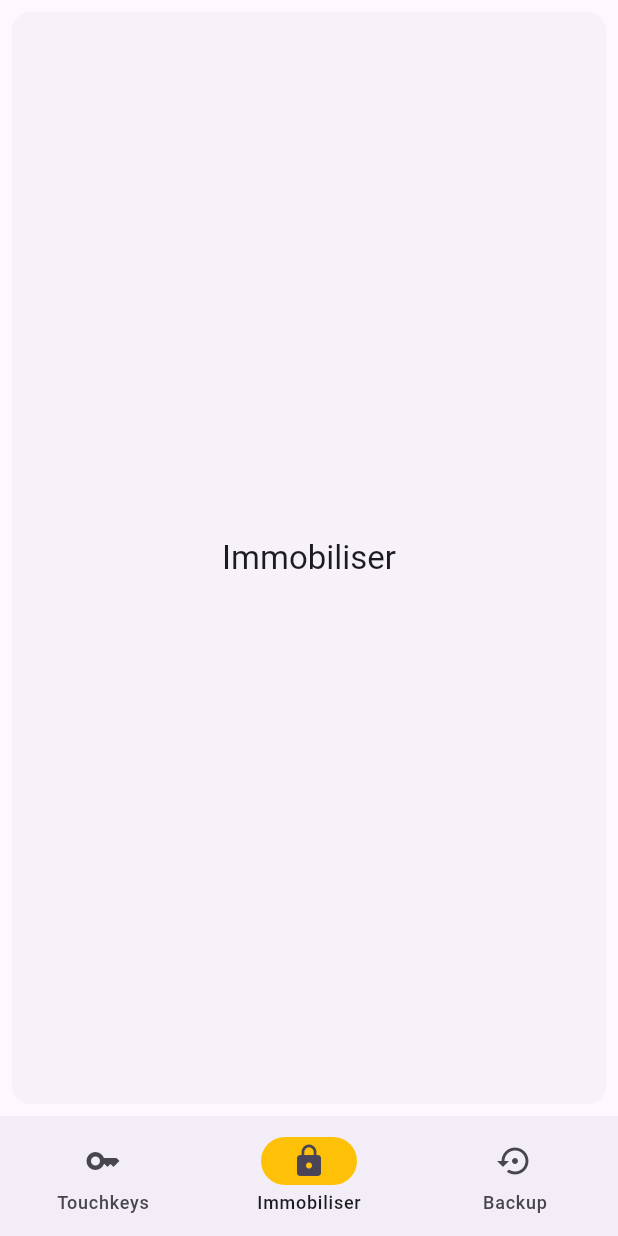
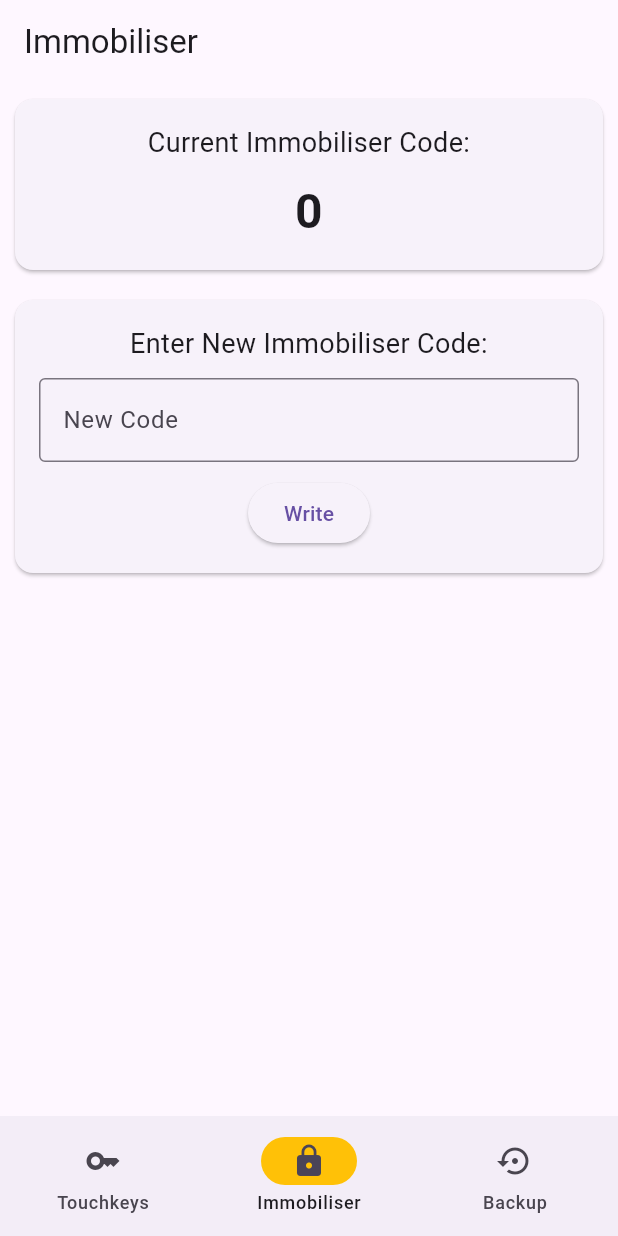
Before and after one commit to ta264/Cobra6422, a Flutter app: the screen it shows after launch, item 2 of the bottom bar chosen, on a phone screen of 412 x 824 dp. Run offline on Flutter 3.47's test engine with Material 3 defaults, Android fonts, the phone set to English and light mode, and no system bars; our stand-ins replace flutter_blue_plus.

Commit message:
More WIP on immob and backup

```diff
--- a/jolly_programmer_frontend/lib/ble_manager.dart
+++ b/jolly_programmer_frontend/lib/ble_manager.dart
@@ -31,16 +31,24 @@ class BLEManager {
       _cobraTouchKeyCharacteristic; // Store cobraTouchKey characteristic
   BluetoothCharacteristic?
       _programmerTouchKeyCharacteristic; // Store programmerTouchKey characteristic
+  BluetoothCharacteristic? _eepromCharacteristic; // Full eeprom dump
+  BluetoothCharacteristic? _immobiliserCharacteristic; // immobiliser code
 
   // State for the cobraTouchKey characteristic (latest value) and programmer touch key list
-  String _latestCobraValue = "";
+  List<int> _latestCobraValue = [];
   List<List<int>> _programmerTouchKeys = [];
+  List<int> _latestEepromValue = [];
+  int _latestImmobiliserCode = 0;
 
   // Stream controllers for the cobraTouchKey characteristic and programmerTouchKeys
-  final StreamController<String> _latestCobraValueController =
-      StreamController<String>.broadcast();
+  final StreamController<List<int>> _latestCobraValueController =
+      StreamController<List<int>>.broadcast();
   final StreamController<List<List<int>>> _programmerTouchKeysController =
       StreamController<List<List<int>>>.broadcast();
+  final StreamController<List<int>> _eepromController =
+      StreamController<List<int>>.broadcast();
+  final StreamController<int> _immobiliserController =
+      StreamController<int>.broadcast();
 
   // Singleton pattern for BLEManager
   static final BLEManager _instance = BLEManager._internal();
@@ -51,14 +59,18 @@ class BLEManager {
   BLEManager._internal();
 
   // Getters for streams
-  Stream<String> get latestCobraValueStream =>
+  Stream<List<int>> get latestCobraValueStream =>
       _latestCobraValueController.stream;
   Stream<List<List<int>>> get programmerTouchKeysStream =>
       _programmerTouchKeysController.stream;
+  Stream<List<int>> get eepromStream => _eepromController.stream;
+  Stream<int> get immobiliserStream => _immobiliserController.stream;
 
   // Get current latest cobra value and programmer touch keys (for initial UI state)
-  String get latestCobraValue => _latestCobraValue;
+  List<int> get latestCobraValue => _latestCobraValue;
   List<List<int>> get programmerTouchKeys => _programmerTouchKeys;
+  List<int> get latestEepromValue => _latestEepromValue;
+  int get latestImmobiliserCode => _latestImmobiliserCode;
 
   // Method to start scanning and connect to a BLE device
   Future<void> scanAndConnect() async {
@@ -111,36 +123,16 @@ class BLEManager {
         TOUCHKEY_SERVICE_UUID, TOUCHKEY_READ_CHARACTERISTIC_UUID);
     _cobraTouchKeyCharacteristic = _findCharacteristic(
         COBRA_6422_SERVICE_UUID, TOUCHKEY_CHARACTERISTIC_UUID);
+    _eepromCharacteristic = _findCharacteristic(
+        COBRA_6422_SERVICE_UUID, EEPROM_CHARACTERISTIC_UUID);
+    _immobiliserCharacteristic =
+        _findCharacteristic(COBRA_6422_SERVICE_UUID, IMMOB_CHARACTERISTIC_UUID);
 
     // Subscribe to characteristics after caching them
     _subscribeToProgrammerTouchKeyCharacteristic();
     _subscribeToCobraTouchKeyCharacteristic();
-  }
-
-  String formatCobraValue(List<int> hexBytes) {
-    // Split the latestCobraValue into a list of hex byte strings (2 chars per byte)
-    List<String> formattedLines = [];
-
-    // Iterate over the hexBytes in chunks of 8 bytes
-    for (int i = 0; i < hexBytes.length; i += 8) {
-      // Get a chunk of 8 bytes
-      List<int> chunk = hexBytes.sublist(i, i + 8);
-
-      // Check if all bytes in the chunk are '00'
-      bool allZeroes = chunk.every((byte) => byte == 0);
-
-      // Only add the line if not all 6 bytes are zero
-      if (!allZeroes) {
-        // Join the chunk back into a line and add to the result
-        formattedLines.add(chunk
-            .sublist(1, 7)
-            .map((e) => e.toRadixString(16).padLeft(2, '0').toUpperCase())
-            .join(' '));
-      }
-    }
-
-    // Join the lines with a newline separator
-    return formattedLines.join('\n');
+    _subscribeToImmobiliserCharacteristic();
+    _subscribeToEepromCharacteristic();
   }
 
   // Subscribe to the cobraTouchKey characteristic
@@ -151,7 +143,7 @@ class BLEManager {
 
       _cobraTouchKeyCharacteristic!.lastValueStream.listen((value) {
         if (value.isNotEmpty) {
-          _latestCobraValue = formatCobraValue(value);
+          _latestCobraValue = value;
           _latestCobraValueController
               .add(_latestCobraValue); // Add latest cobra value to stream
         }
@@ -180,6 +172,64 @@ class BLEManager {
           }
         }
       });
+    }
+  }
+
+  // Subscribe to the cobraTouchKey characteristic
+  Future<void> _subscribeToEepromCharacteristic() async {
+    if (_eepromCharacteristic != null) {
+      await _eepromCharacteristic!.setNotifyValue(true); // Enable notifications
+
+      _eepromCharacteristic!.lastValueStream.listen((value) {
+        if (value.isNotEmpty) {
+          _latestEepromValue = value;
+          _eepromController
+              .add(_latestEepromValue); // Add latest cobra value to stream
+        }
+      });
+    }
+  }
+
+  int convertBytesToIntLE(List<int> bytes) {
+    if (bytes.length != 4) {
+      throw ArgumentError('List must contain exactly 4 bytes');
+    }
+    // Combine the bytes into a 32-bit integer (little-endian)
+    return (bytes[3] << 24) | (bytes[2] << 16) | (bytes[1] << 8) | bytes[0];
+  }
+
+  List<int> convertIntToBytesLE(int value) {
+    return [
+      value & 0xFF, // Extract least significant byte
+      (value >> 8) & 0xFF, // Extract next byte
+      (value >> 16) & 0xFF, // Extract next byte
+      (value >> 24) & 0xFF, // Extract most significant byte
+    ];
+  }
+
+  // Subscribe to the cobraTouchKey characteristic
+  Future<void> _subscribeToImmobiliserCharacteristic() async {
+    if (_immobiliserCharacteristic != null) {
+      await _immobiliserCharacteristic!
+          .setNotifyValue(true); // Enable notifications
+
+      _immobiliserCharacteristic!.lastValueStream.listen((value) {
+        if (value.isNotEmpty) {
+          _latestImmobiliserCode = convertBytesToIntLE(value);
+          _immobiliserController
+              .add(_latestImmobiliserCode); // Add latest cobra value to stream
+        }
+      });
+    }
+  }
+
+  // Write the most recent 4 programmer touch keys to the cobraTouchKey characteristic
+  Future<void> writeNewImmobiliserCode(int value) async {
+    if (_immobiliserCharacteristic != null &&
+        _immobiliserCharacteristic!.properties.write) {
+      await _immobiliserCharacteristic!
+          .write(convertIntToBytesLE(value), withoutResponse: false);
+      // Flatten the most recent 4 programmer touch keys into a single list of integers
     }
   }
 
--- /dev/null
+++ b/jolly_programmer_frontend/lib/immobiliser_page.dart
@@ -0,0 +1,118 @@
+import 'package:flutter/material.dart';
+import 'ble_manager.dart';
+
+class ImmobiliserPage extends StatefulWidget {
+  final BLEManager bleManager;
+
+  const ImmobiliserPage({Key? key, required this.bleManager}) : super(key: key);
+
+  @override
+  _ImmobiliserPageState createState() => _ImmobiliserPageState();
+}
+
+class _ImmobiliserPageState extends State<ImmobiliserPage> {
+  final TextEditingController _controller = TextEditingController();
+  int _newImmobiliserCode = 0;
+
+  @override
+  Widget build(BuildContext context) {
+    return Scaffold(
+      appBar: AppBar(
+        title: Text('Immobiliser'),
+      ),
+      body: Column(
+        children: [
+          // Top card to display current immobiliser code
+          SizedBox(
+            width: double.infinity,
+            child: Card(
+              margin: const EdgeInsets.all(10),
+              child: Padding(
+                padding: const EdgeInsets.all(16.0),
+                child: StreamBuilder<int>(
+                  stream: widget.bleManager.immobiliserStream,
+                  initialData: widget.bleManager.latestImmobiliserCode,
+                  builder: (context, snapshot) {
+                    return Column(
+                      mainAxisAlignment: MainAxisAlignment.center,
+                      children: [
+                        Text(
+                          'Current Immobiliser Code:',
+                          style: TextStyle(fontSize: 18),
+                          textAlign: TextAlign.center,
+                        ),
+                        SizedBox(height: 10),
+                        Text(
+                          snapshot.data!.toString(),
+                          style: TextStyle(
+                              fontSize: 32, fontWeight: FontWeight.bold),
+                          textAlign: TextAlign.center,
+                        ),
+                      ],
+                    );
+                  },
+                ),
+              ),
+            ),
+          ),
+
+          // Card with numeric input box for entering a new immobiliser code
+          SizedBox(
+            width: double.infinity,
+            child: Card(
+              margin: const EdgeInsets.all(10),
+              child: Padding(
+                padding: const EdgeInsets.all(16.0),
+                child: Column(
+                  children: [
+                    Text(
+                      'Enter New Immobiliser Code:',
+                      style: TextStyle(fontSize: 18),
+                      textAlign: TextAlign.center,
+                    ),
+                    SizedBox(height: 10),
+                    TextField(
+                      controller: _controller,
+                      keyboardType: TextInputType.number,
+                      decoration: InputDecoration(
+                        border: OutlineInputBorder(),
+                        labelText: 'New Code',
+                      ),
+                      onChanged: (value) {
+                        // Update the immobiliser code as the user types
+                        setState(() {
+                          _newImmobiliserCode = int.tryParse(value) ?? 0;
+                        });
+                      },
+                    ),
+                    SizedBox(height: 10),
+                    ElevatedButton(
+                      onPressed: () {
+                        // Write the new immobiliser code
+                        widget.bleManager
+                            .writeNewImmobiliserCode(_newImmobiliserCode);
+
+                        // Clear the input box
+                        _controller.clear();
+
+                        // Remove the focus to hide the keyboard
+                        FocusScope.of(context).unfocus();
+                      },
+                      child: Text('Write'),
+                    ),
+                  ],
+                ),
+              ),
+            ),
+          ),
+        ],
+      ),
+    );
+  }
+
+  @override
+  void dispose() {
+    _controller.dispose();
+    super.dispose();
+  }
+}
--- a/jolly_programmer_frontend/lib/main.dart
+++ b/jolly_programmer_frontend/lib/main.dart
@@ -1,5 +1,7 @@
 import 'package:flutter/material.dart';
 import 'package:flutter_blue_plus/flutter_blue_plus.dart';
+import 'package:jolly_programmer_frontend/backup_page.dart';
+import 'package:jolly_programmer_frontend/immobiliser_page.dart';
 import 'ble_manager.dart';
 import 'touchkeys_page.dart';
 
@@ -73,36 +75,8 @@ class _NavigationExampleState extends State<NavigationExample> {
       body: <Widget>[
         /// Home page
         TouchKeysPage(bleManager: _bleManager),
-
-        /// Notifications page
-        /// Home page
-        Card(
-          shadowColor: Colors.transparent,
-          margin: const EdgeInsets.all(8.0),
-          child: SizedBox.expand(
-            child: Center(
-              child: Text(
-                'Immobiliser',
-                style: theme.textTheme.titleLarge,
-              ),
-            ),
-          ),
-        ),
-
-        /// Messages page
-        /// Home page
-        Card(
-          shadowColor: Colors.transparent,
-          margin: const EdgeInsets.all(8.0),
-          child: SizedBox.expand(
-            child: Center(
-              child: Text(
-                'Backup',
-                style: theme.textTheme.titleLarge,
-              ),
-            ),
-          ),
-        ),
+        ImmobiliserPage(bleManager: _bleManager),
+        BackupPage(bleManager: _bleManager)
       ][currentPageIndex],
     );
   }
--- a/jolly_programmer_frontend/pubspec.yaml
+++ b/jolly_programmer_frontend/pubspec.yaml
@@ -10,6 +10,7 @@ dependencies:
   flutter:
     sdk: flutter
   flutter_blue_plus: ^1.3.4
+  file_picker: ^5.0.0
 
 dev_dependencies:
   flutter_test:
```
Also changed, not shown: jolly_programmer_frontend/lib/backup_page.dart (added, +99 -0 lines), jolly_programmer_frontend/lib/touchkeys_page.dart (+51 -23 lines), jolly_programmer_frontend/pubspec.lock, 1 other file.
